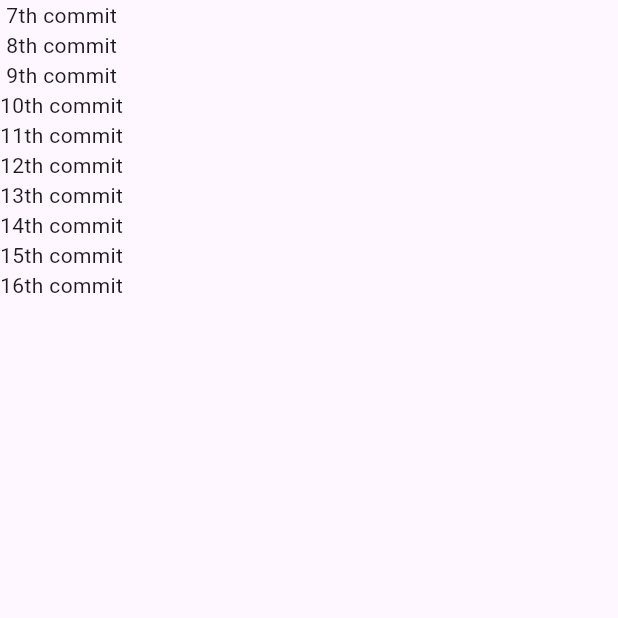
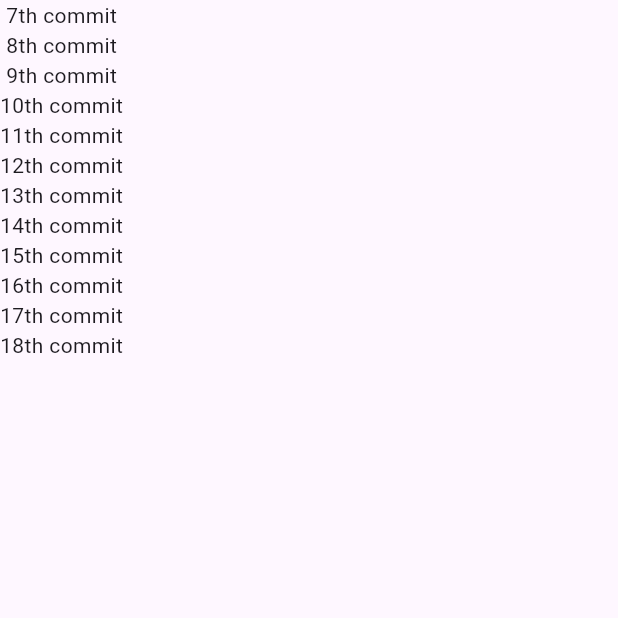
Before and after one commit to orozbaevelmar/Flutter_Order, a Flutter app: the screen it shows after launch, on a phone screen of 412 x 824 dp, the top half of it. Run offline on Flutter 3.47's test engine with Material 3 defaults, Android fonts, the phone set to English and light mode, and no system bars.

Commit message:
tenth commit

```diff
--- a/lib/main.dart
+++ b/lib/main.dart
@@ -27,6 +27,8 @@ class MyApp extends StatelessWidget {
               Text('14th commit'),
               Text('15th commit'),
               Text('16th commit'),
+              Text('17th commit'),
+              Text('18th commit'),
             ]),
           ),
         ),
```
